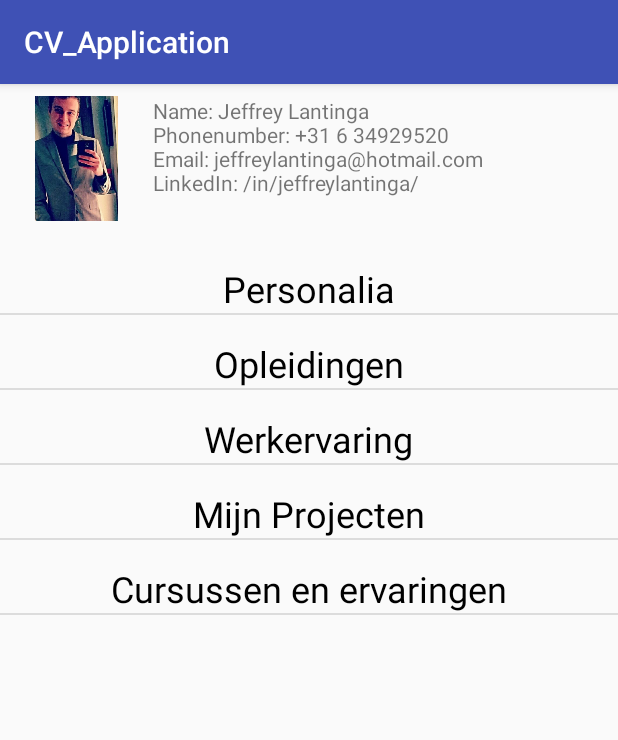
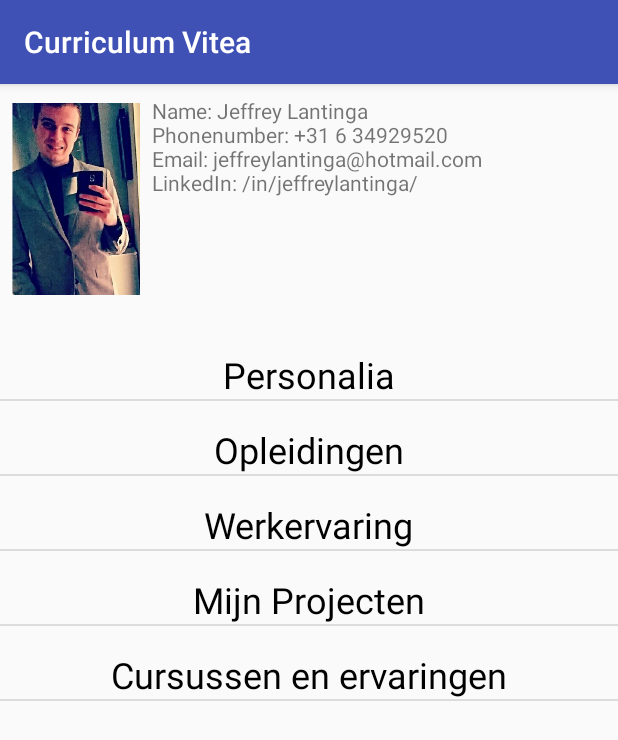
Before and after one commit to jeffason1997/CV_App, an Android app: the screen it shows after launch (IntroductionScreen), on a phone screen of 412 x 824 dp. Shown: the top 740 px of the screen. Run offline under Robolectric (Android 15) with nearby library versions, the phone set to English and light mode, and no system bars.

Commit message:
test for git

```diff
--- a/MyApplication/app/src/main/AndroidManifest.xml
+++ b/MyApplication/app/src/main/AndroidManifest.xml
@@ -5,7 +5,7 @@
     <application
         android:allowBackup="true"
         android:icon="@mipmap/ic_launcher"
-        android:label="@string/app_name"
+        android:label="Curriculum Vitea"
         android:roundIcon="@mipmap/ic_launcher_round"
         android:supportsRtl="true"
         android:theme="@style/AppTheme">
--- a/MyApplication/app/src/main/java/com/lantinga/cv_application/SubMenuScreen.java
+++ b/MyApplication/app/src/main/java/com/lantinga/cv_application/SubMenuScreen.java
@@ -2,6 +2,7 @@ package com.lantinga.cv_application;
 
 import android.os.Bundle;
 import android.support.v7.app.AppCompatActivity;
+import android.widget.ImageView;
 
 /**
  * Created by Jeffrey on 16-5-2017.
@@ -16,7 +17,8 @@ public class SubMenuScreen extends AppCompatActivity {
 
         SubPages page = (SubPages) getIntent().getSerializableExtra("SUB_PAGE");
 
-
+        ImageView image = (ImageView) findViewById(R.id.picOfJeff);
+        image.setImageDrawable(getResources().getDrawable(R.drawable.a_pic_of_me));
 
 
     }
--- a/MyApplication/app/src/main/res/layout/activity_introduction_screen.xml
+++ b/MyApplication/app/src/main/res/layout/activity_introduction_screen.xml
@@ -8,8 +8,8 @@
 
     <ImageView
         android:id="@+id/picOfJeff"
-        android:layout_width="86dp"
-        android:layout_height="83dp"
+        android:layout_width="85dp"
+        android:layout_height="137dp"
         app:srcCompat="@android:color/background_dark"
         app:layout_constraintTop_toTopOf="parent"
         android:layout_marginTop="8dp"
@@ -19,9 +19,9 @@
 
     <TextView
         android:id="@+id/infoOfJeff"
-        android:layout_width="281dp"
-        android:layout_height="80dp"
-        android:layout_marginLeft="8dp"
+        android:layout_width="277dp"
+        android:layout_height="137dp"
+        android:layout_marginLeft="14dp"
         android:layout_marginStart="8dp"
         android:layout_marginTop="8dp"
         android:text="@string/ContactGegevens"
```
Also changed, not shown: 1 other file.
